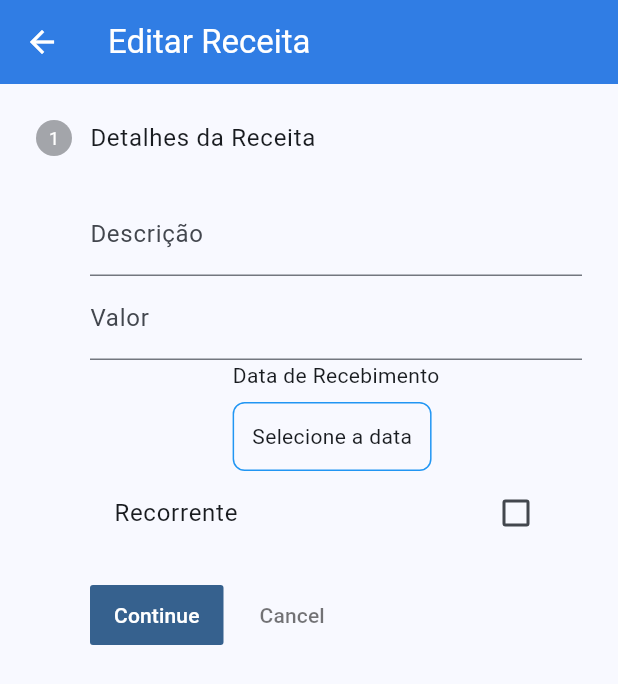
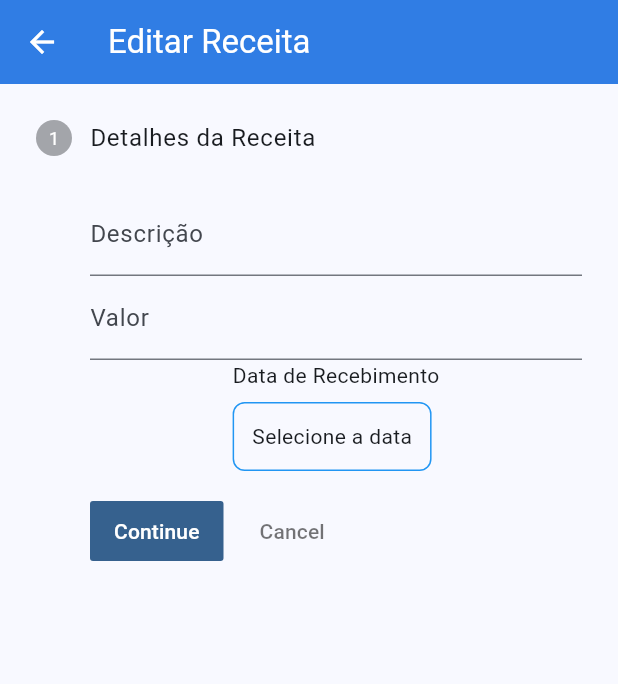
Before and after one commit to Brunnosh/Projeto-Integrador-5, a Flutter app: the EditReceitaPage screen opened by its route, on a phone screen of 412 x 824 dp. Shown: the top 684 px of the screen. Run offline on Flutter 3.47's test engine with Material 3 defaults, Android fonts, the phone set to English and light mode, and no system bars; our stand-ins replace device_info_plus, fl_chart, flutter_multi_formatter, shared_preferences; accounts and stored records are empty.

Commit message:
Receita não recorrente não pode ser remarcada como recorrente

```diff
--- a/frontend/lib/pages/edit_receita.dart
+++ b/frontend/lib/pages/edit_receita.dart
@@ -164,7 +164,7 @@ class _EditReceitaPageState extends State<EditReceitaPage> {
                   _buildTextField('Valor', _valorController,
                       keyboardType: TextInputType.number),
                   _buildDatePicker('Data de Recebimento'),
-                  _buildCheckbox('Recorrente', _recorrente),
+                  if (_recorrente) _buildCheckbox('Recorrente', _recorrente),
                   if (_recorrente)
                     _buildFimRecorrenciaPicker('Fim da Recorrência'),
                 ],
```
